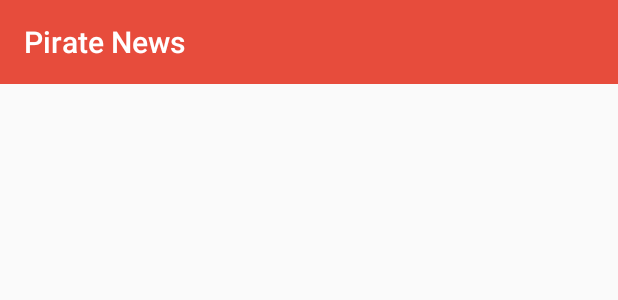
After one commit to anhvaut/PirateTeam, an Android app: the layout activity_search.xml on its own in the app's theme, with its tools: preview values and no code run, on a phone screen of 412 x 824 dp. The commit adds this screen. Shown: the top 300 px of the screen. Run offline under Robolectric (Android 15) with nearby library versions, the phone set to English and light mode, and no system bars.

Commit message:
Revert "Revert "v1.0""
This reverts commit 89775ce107904b01da784a580913b338db54f27d.

```diff
--- a/app/build.gradle
+++ b/app/build.gradle
@@ -29,5 +29,6 @@ dependencies {
     compile 'com.android.support:recyclerview-v7:25.1.0'
     compile 'com.android.support:support-v4:25.1.0'
     compile 'com.squareup.picasso:picasso:2.5.2'
+    compile 'com.android.support.constraint:constraint-layout:+'
     testCompile 'junit:junit:4.12'
 }
--- a/app/src/main/AndroidManifest.xml
+++ b/app/src/main/AndroidManifest.xml
@@ -1,9 +1,11 @@
 <?xml version="1.0" encoding="utf-8"?>
 <manifest xmlns:android="http://schemas.android.com/apk/res/android"
     package="com.example.xoapit.piratenews">
+
     <uses-permission android:name="android.permission.INTERNET" />
     <uses-permission android:name="android.permission.ACCESS_NETWORK_STATE" />
     <uses-permission android:name="android.permission.ACCESS_WIFI_STATE" />
+
     <application
         android:allowBackup="true"
         android:icon="@mipmap/ic_launcher"
@@ -18,7 +20,9 @@
             </intent-filter>
         </activity>
         <activity android:name=".Activities.ContentActivity" />
-        <activity android:name=".Activities.SettingActivity"></activity>
+        <activity android:name=".Activities.SettingActivity" />
+        <activity android:name=".Activities.SearchActivity"
+            ></activity>
     </application>
 
 </manifest>
--- a/app/src/main/res/layout/activity_main.xml
+++ b/app/src/main/res/layout/activity_main.xml
@@ -16,19 +16,16 @@
         android:theme="@style/ThemeOverlay.AppCompat.Dark.ActionBar"
         app:title="Pirate News" />
 
-
     <android.support.v4.widget.DrawerLayout xmlns:android="http://schemas.android.com/apk/res/android"
         xmlns:app="http://schemas.android.com/apk/res-auto"
         android:id="@+id/drawerLayout"
         android:layout_width="match_parent"
         android:layout_height="match_parent">
 
-
         <FrameLayout
             android:id="@+id/content_frame"
             android:layout_width="match_parent"
             android:layout_height="match_parent">
-
         </FrameLayout>
 
         <android.support.design.widget.NavigationView xmlns:android="http://schemas.android.com/apk/res/android"
--- /dev/null
+++ b/app/src/main/res/layout/activity_search.xml
@@ -0,0 +1,25 @@
+<?xml version="1.0" encoding="utf-8"?>
+<LinearLayout xmlns:android="http://schemas.android.com/apk/res/android"
+    xmlns:app="http://schemas.android.com/apk/res-auto"
+    xmlns:tools="http://schemas.android.com/tools"
+    android:layout_width="match_parent"
+    android:layout_height="match_parent"
+    android:orientation="vertical"
+    tools:context="com.example.xoapit.piratenews.Activities.SearchActivity">
+
+    <android.support.v7.widget.Toolbar
+        android:id="@+id/toolbarSearch"
+        android:layout_width="match_parent"
+        android:layout_height="wrap_content"
+        android:background="@color/colorPrimary"
+        android:theme="@style/ThemeOverlay.AppCompat.Dark.ActionBar"
+        app:title="Pirate News" />
+
+    <android.support.v7.widget.RecyclerView
+        android:id="@+id/recyclerViewSearch"
+        android:layout_width="match_parent"
+        android:layout_height="wrap_content"
+        android:layout_alignParentLeft="true"
+        android:layout_alignParentStart="true"></android.support.v7.widget.RecyclerView>
+
+</LinearLayout>
--- a/app/src/main/res/menu/menu_search.xml
+++ b/app/src/main/res/menu/menu_search.xml
@@ -2,8 +2,9 @@
 <menu xmlns:android="http://schemas.android.com/apk/res/android"
     xmlns:app="http://schemas.android.com/apk/res-auto">
     <item
-        android:id="@+id/btnSearch"
-        android:actionViewClass= "android.support.v7.widget.SearchView"
+        android:id="@+id/btnSearchScreen"
+        android:icon="@android:drawable/ic_menu_search"
+        app:actionViewClass= "android.support.v7.widget.SearchView"
         android:title="Search"
         app:showAsAction="always" />
 </menu>
--- a/build.gradle
+++ b/build.gradle
@@ -5,7 +5,7 @@ buildscript {
         jcenter()
     }
     dependencies {
-        classpath 'com.android.tools.build:gradle:2.2.3'
+        classpath 'com.android.tools.build:gradle:2.3.1'
 
         // NOTE: Do not place your application dependencies here; they belong
         // in the individual module build.gradle files
```
Also changed, not shown: app/src/main/java/com/example/xoapit/piratenews/Activities/MainActivity.java (+2 -11 lines), app/src/main/java/com/example/xoapit/piratenews/Activities/SearchActivity.java (added, +172 -0 lines), app/src/main/java/com/example/xoapit/piratenews/Fragments/ArticleFragment.java (+13 -29 lines), app/src/main/res/drawable/iconhihi.png (added), gradle/wrapper/gradle-wrapper.properties.
